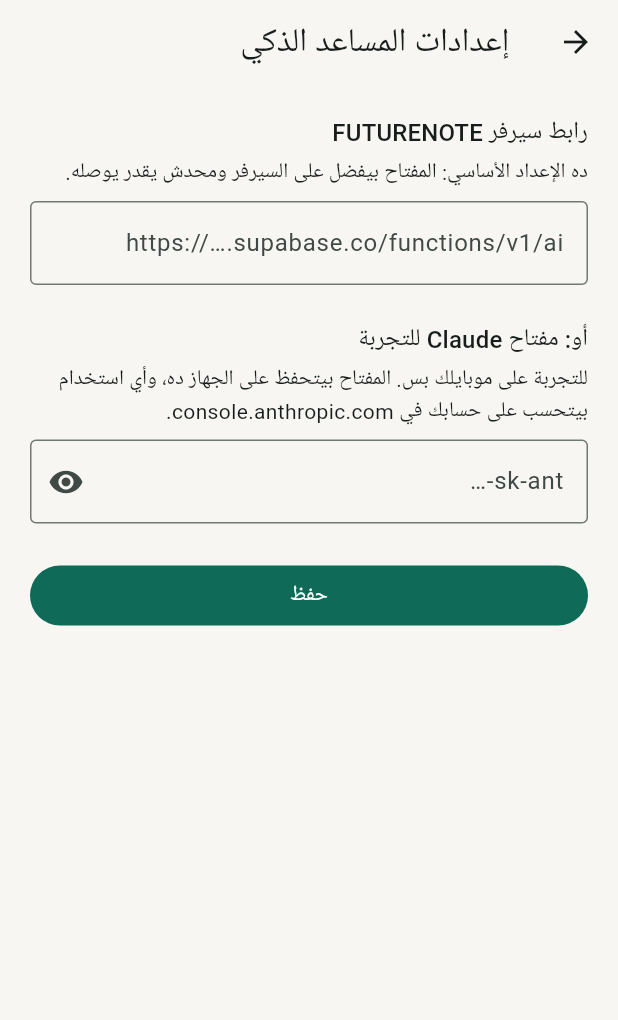
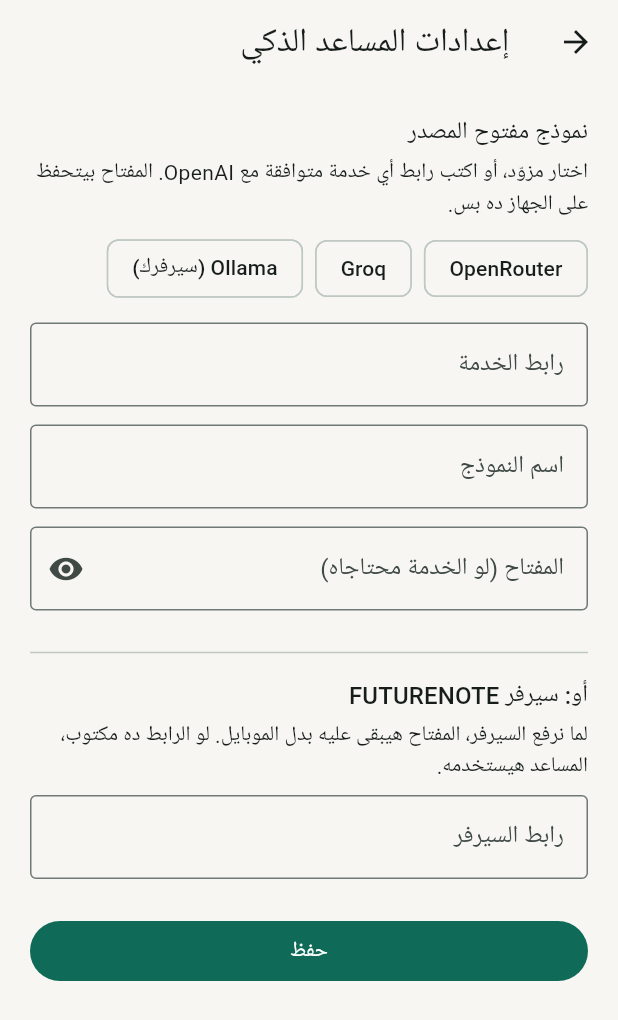
Before and after one commit to engitca-wq/Futurenote, a Flutter app: the screen it shows after launch, after a tap on the "auto awesome" icon, on a phone screen of 412 x 824 dp. Shown: the top 1020 px of the screen. Run offline on Flutter 3.47's test engine with Material 3 defaults, Android fonts, the phone set to English and light mode, and no system bars; our stand-ins replace audioplayers, speech_to_text; missing offline and left inert: google_mlkit_digital_ink_recognition, record.

Commit message:
Run the assistant on open-source models
The assistant now talks to any open-model host that speaks the common
chat-completions protocol, with presets for OpenRouter, Groq and a
self-hosted Ollama, an editable model name, and `<think>` blocks removed
from reasoning models' answers. The server function does the same,
configured with AI_BASE_URL, AI_MODEL and AI_API_KEY.

Co-Authored-By: Claude Opus 5.5 <noreply@anthropic.com>
Claude-Session: https://claude.ai/code/session_01MgjC9Hpfvh2WgnCDpVwQsF

```diff
--- a/lib/ai.dart
+++ b/lib/ai.dart
@@ -58,19 +58,52 @@ class AiError implements Exception {
   String toString() => message;
 }
 
-/// Sends notes to Claude, either through the app's server function (the
-/// release setup, where the key stays on the server) or straight to the API
-/// with a key saved on this device (for testing before the server exists).
+/// A ready-made provider setting. All of them speak the common
+/// "chat completions" protocol, so any open model host works.
+class AiPreset {
+  const AiPreset(this.name, this.baseUrl, this.modelHint, this.note);
+  final String name;
+  final String baseUrl;
+  final String modelHint;
+  final String note;
+}
+
+const aiPresets = [
+  AiPreset(
+    'OpenRouter',
+    'https://openrouter.ai/api/v1',
+    'qwen/qwen-2.5-72b-instruct',
+    'مفتاح واحد لعشرات النماذج المفتوحة (Qwen وLlama وغيرهم)، والدفع على قد الاستخدام.',
+  ),
+  AiPreset(
+    'Groq',
+    'https://api.groq.com/openai/v1',
+    'llama-3.3-70b-versatile',
+    'سريع جدًا، وفيه استخدام مجاني محدود.',
+  ),
+  AiPreset(
+    'Ollama (سيرفرك)',
+    'http://192.168.1.10:11434/v1',
+    'qwen2.5:7b',
+    'تشغّل النموذج على جهازك أو سيرفرك، من غير أي تكلفة على كل طلب.',
+  ),
+];
+
+/// Sends notes to an open-source model, either through the app's server
+/// function (the release setup, where the key stays on the server) or
+/// straight to a provider with a key saved on this device (for testing).
 class AiService extends ChangeNotifier {
   AiService({http.Client? client}) : _http = client ?? http.Client();
 
-  static const model = 'claude-opus-5-5';
   final http.Client _http;
   String serverUrl = '';
+  String baseUrl = '';
   String apiKey = '';
+  String model = '';
   bool loaded = false;
 
-  bool get configured => serverUrl.isNotEmpty || apiKey.isNotEmpty;
+  bool get configured =>
+      serverUrl.isNotEmpty || (baseUrl.isNotEmpty && model.isNotEmpty);
 
   Future<File> _file() async =>
       File('${(await getApplicationDocumentsDirectory()).path}/ai.json');
@@ -81,7 +114,9 @@ class AiService extends ChangeNotifier {
       if (await f.exists()) {
         final j = jsonDecode(await f.readAsString()) as Map<String, dynamic>;
         serverUrl = j['server'] as String? ?? '';
+        baseUrl = j['base'] as String? ?? '';
         apiKey = j['key'] as String? ?? '';
+        model = j['model'] as String? ?? '';
       }
     } catch (e) {
       debugPrint('AI settings unreadable: $e');
@@ -90,11 +125,25 @@ class AiService extends ChangeNotifier {
     notifyListeners();
   }
 
-  Future<void> save({required String server, required String key}) async {
+  Future<void> save({
+    required String server,
+    required String base,
+    required String key,
+    required String model,
+  }) async {
     serverUrl = server.trim();
+    baseUrl = base.trim().replaceAll(RegExp(r'/+$'), '');
     apiKey = key.trim();
+    this.model = model.trim();
     final f = await _file();
-    await f.writeAsString(jsonEncode({'server': serverUrl, 'key': apiKey}));
+    await f.writeAsString(
+      jsonEncode({
+        'server': serverUrl,
+        'base': baseUrl,
+        'key': apiKey,
+        'model': this.model,
+      }),
+    );
     notifyListeners();
   }
 
@@ -104,7 +153,9 @@ class AiService extends ChangeNotifier {
       throw AiError('مفيش نص في الملاحظات لسه. اكتب أو سجّل الأول.');
     }
     if (serverUrl.isNotEmpty) return _viaServer(task, notes, question);
-    if (apiKey.isNotEmpty) return _direct(task, notes, question);
+    if (baseUrl.isNotEmpty && model.isNotEmpty) {
+      return _direct(task, notes, question);
+    }
     throw AiError(
       'المساعد محتاج إعداد الأول. افتح الإعدادات من الشاشة الرئيسية.',
     );
@@ -128,30 +179,26 @@ class AiService extends ChangeNotifier {
     return (body['text'] as String? ?? '').trim();
   }
 
-  /// Raw HTTP to the Messages API: Dart has no official Anthropic SDK.
   Future<String> _direct(AiTask task, String notes, String? q) async {
     final res = await _send(
       () => _http.post(
-        Uri.parse('https://api.anthropic.com/v1/messages'),
+        Uri.parse('$baseUrl/chat/completions'),
         headers: {
           'content-type': 'application/json',
-          'x-api-key': apiKey,
-          'anthropic-version': '2026-10-21',
-          'anthropic-beta': 'server-side-fallback-2026-07-01',
+          if (apiKey.isNotEmpty) 'authorization': 'Bearer $apiKey',
         },
-        body: jsonEncode(buildRequest(task, notes, q)),
+        body: jsonEncode(buildRequest(model, task, notes, q)),
       ),
     );
     final body = _json(res);
     if (res.statusCode != 200) {
-      final err = body['error'];
-      final type = err is Map ? err['type'] : null;
       throw AiError(switch (res.statusCode) {
-        401 => 'مفتاح الخدمة غلط. راجعه في الإعدادات.',
-        402 || 403 => 'الحساب مفيهوش رصيد أو صلاحية للخدمة.',
+        401 || 403 => 'المفتاح غلط أو مالوش صلاحية. راجعه في الإعدادات.',
+        402 => 'الحساب مفيهوش رصيد كفاية.',
+        404 => 'اسم النموذج أو الرابط غلط. راجعهم في الإعدادات.',
         429 => 'طلبات كتير ورا بعض. استنى دقيقة وجرّب تاني.',
         >= 500 => 'الخدمة مشغولة دلوقتي. جرّب كمان شوية.',
-        _ => 'الطلب اترفض ($type).',
+        _ => 'الطلب اترفض (${res.statusCode}).',
       });
     }
     return parseAnswer(body);
@@ -159,11 +206,13 @@ class AiService extends ChangeNotifier {
 
   Future<http.Response> _send(Future<http.Response> Function() call) async {
     try {
-      return await call().timeout(const Duration(seconds: 120));
+      return await call().timeout(const Duration(seconds: 180));
     } on SocketException {
-      throw AiError('مفيش إنترنت. المساعد محتاج اتصال.');
+      throw AiError('مش قادر أوصل للخدمة. اتأكد من النت ومن الرابط.');
     } on http.ClientException {
-      throw AiError('مفيش إنترنت. المساعد محتاج اتصال.');
+      throw AiError('مش قادر أوصل للخدمة. اتأكد من النت ومن الرابط.');
+    } on FormatException {
+      throw AiError('الرابط مكتوب غلط. راجعه في الإعدادات.');
     } on Exception {
       throw AiError('الطلب خد وقت طويل. جرّب تاني.');
     }
@@ -178,16 +227,18 @@ class AiService extends ChangeNotifier {
   }
 }
 
+/// A chat-completions request, the protocol open model hosts share.
 @visibleForTesting
-Map<String, dynamic> buildRequest(AiTask task, String notes, String? q) => {
-  'model': AiService.model,
-  'max_tokens': 16000,
-  'fallbacks': 'default',
-  'output_config': {
-    'effort': task == AiTask.minutes || task == AiTask.ask ? 'medium' : 'low',
-  },
-  'system': _system,
+Map<String, dynamic> buildRequest(
+  String model,
+  AiTask task,
+  String notes,
+  String? q,
+) => {
+  'model': model,
+  'temperature': 0.3,
   'messages': [
+    {'role': 'system', 'content': _system},
     {
       'role': 'user',
       'content': '<notes>\n$notes\n</notes>\n\n${_instruction(task, q)}',
@@ -195,17 +246,14 @@ Map<String, dynamic> buildRequest(AiTask task, String notes, String? q) => {
   ],
 };
 
-/// Pulls the answer text out of a Messages API response.
+/// Pulls the answer text out of a chat-completions response. Reasoning
+/// models may wrap their thinking in `<think>` tags; that part is dropped.
 @visibleForTesting
 String parseAnswer(Map<String, dynamic> body) {
-  if (body['stop_reason'] == 'refusal') {
-    throw AiError('المساعد رفض الطلب ده. جرّب صياغة تانية.');
-  }
-  final content = body['content'] as List? ?? const [];
-  final text = [
-    for (final b in content)
-      if (b is Map && b['type'] == 'text') b['text'] as String,
-  ].join().trim();
+  final choices = body['choices'] as List? ?? const [];
+  final message = choices.isEmpty ? null : (choices.first as Map)['message'];
+  var text = message is Map ? (message['content'] as String? ?? '') : '';
+  text = text.replaceAll(RegExp(r'<think>[\s\S]*?</think>'), '').trim();
   if (text.isEmpty) throw AiError('ما رجعش رد. جرّب تاني.');
   return text;
 }
--- a/lib/screens/assistant.dart
+++ b/lib/screens/assistant.dart
@@ -128,7 +128,7 @@ class _AssistantSheetState extends State<AssistantSheet> {
                 const SizedBox(height: 12),
                 if (!ai.configured) ...[
                   const Text(
-                    'المساعد محتاج إعداد مرة واحدة: رابط السيرفر، أو مفتاح الخدمة للتجربة.',
+                    'المساعد محتاج إعداد مرة واحدة: تختار مزوّد النموذج المفتوح وتحط المفتاح.',
                   ),
                   const SizedBox(height: 8),
                   FilledButton.icon(
@@ -263,15 +263,54 @@ class AssistantSettingsScreen extends StatefulWidget {
 
 class _AssistantSettingsScreenState extends State<AssistantSettingsScreen> {
   late final _server = TextEditingController(text: widget.ai.serverUrl);
+  late final _base = TextEditingController(text: widget.ai.baseUrl);
   late final _key = TextEditingController(text: widget.ai.apiKey);
+  late final _model = TextEditingController(text: widget.ai.model);
   bool _show = false;
+  String? _note;
 
   @override
   void dispose() {
     _server.dispose();
+    _base.dispose();
     _key.dispose();
+    _model.dispose();
     super.dispose();
   }
+
+  void _usePreset(AiPreset p) {
+    setState(() {
+      _base.text = p.baseUrl;
+      _model.text = p.modelHint;
+      _note = p.note;
+    });
+  }
+
+  Widget _field(
+    TextEditingController c,
+    String label, {
+    String? hint,
+    bool secret = false,
+  }) => Padding(
+    padding: const EdgeInsets.only(bottom: 12),
+    child: TextField(
+      controller: c,
+      obscureText: secret && !_show,
+      textDirection: TextDirection.ltr,
+      autocorrect: false,
+      decoration: InputDecoration(
+        labelText: label,
+        hintText: hint,
+        border: const OutlineInputBorder(),
+        suffixIcon: secret
+            ? IconButton(
+                icon: Icon(_show ? Icons.visibility_off : Icons.visibility),
+                onPressed: () => setState(() => _show = !_show),
+              )
+            : null,
+      ),
+    ),
+  );
 
   @override
   Widget build(BuildContext context) {
@@ -281,45 +320,49 @@ class _AssistantSettingsScreenState extends State<AssistantSettingsScreen> {
       body: ListView(
         padding: const EdgeInsets.all(20),
         children: [
-          Text('رابط سيرفر FUTURENOTE', style: theme.textTheme.titleMedium),
+          Text('نموذج مفتوح المصدر', style: theme.textTheme.titleMedium),
           const SizedBox(height: 4),
           const Text(
-            'ده الإعداد الأساسي: المفتاح بيفضل على السيرفر ومحدش يقدر يوصله.',
+            'اختار مزوّد، أو اكتب رابط أي خدمة متوافقة مع OpenAI. المفتاح بيتحفظ على الجهاز ده بس.',
           ),
           const SizedBox(height: 8),
-          TextField(
-            controller: _server,
-            textDirection: TextDirection.ltr,
-            keyboardType: TextInputType.url,
-            decoration: const InputDecoration(
-              border: OutlineInputBorder(),
-              hintText: 'https://….supabase.co/functions/v1/ai',
+          Wrap(
+            spacing: 8,
+            children: [
+              for (final p in aiPresets)
+                ActionChip(label: Text(p.name), onPressed: () => _usePreset(p)),
+            ],
+          ),
+          if (_note != null)
+            Padding(
+              padding: const EdgeInsets.only(top: 8),
+              child: Text(_note!, style: theme.textTheme.bodySmall),
             ),
-          ),
-          const SizedBox(height: 24),
-          Text('أو: مفتاح Claude للتجربة', style: theme.textTheme.titleMedium),
+          const SizedBox(height: 12),
+          _field(_base, 'رابط الخدمة', hint: 'https://…/v1'),
+          _field(_model, 'اسم النموذج', hint: 'qwen/qwen-2.5-72b-instruct'),
+          _field(_key, 'المفتاح (لو الخدمة محتاجاه)', secret: true),
+          const Divider(height: 32),
+          Text('أو: سيرفر FUTURENOTE', style: theme.textTheme.titleMedium),
           const SizedBox(height: 4),
           const Text(
-            'للتجربة على موبايلك بس. المفتاح بيتحفظ على الجهاز ده، وأي استخدام بيتحسب على حسابك في console.anthropic.com.',
+            'لما نرفع السيرفر، المفتاح هيبقى عليه بدل الموبايل. لو الرابط ده مكتوب، المساعد هيستخدمه.',
           ),
           const SizedBox(height: 8),
-          TextField(
-            controller: _key,
-            obscureText: !_show,
-            textDirection: TextDirection.ltr,
-            decoration: InputDecoration(
-              border: const OutlineInputBorder(),
-              hintText: 'sk-ant-…',
-              suffixIcon: IconButton(
-                icon: Icon(_show ? Icons.visibility_off : Icons.visibility),
-                onPressed: () => setState(() => _show = !_show),
-              ),
-            ),
+          _field(
+            _server,
+            'رابط السيرفر',
+            hint: 'https://….supabase.co/functions/v1/ai',
           ),
-          const SizedBox(height: 24),
+          const SizedBox(height: 12),
           FilledButton(
             onPressed: () async {
-              await widget.ai.save(server: _server.text, key: _key.text);
+              await widget.ai.save(
+                server: _server.text,
+                base: _base.text,
+                key: _key.text,
+                model: _model.text,
+              );
               if (context.mounted) Navigator.pop(context);
             },
             child: const Text('حفظ'),
```
Also changed, not shown: 2 other files.
